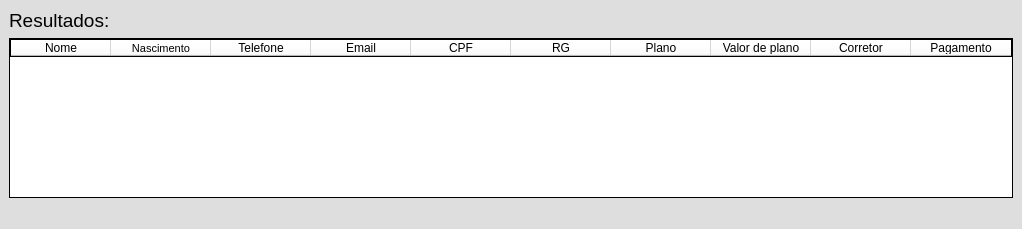
E-Fernandez-Albuquerque/Projeto_IF, file consulta.ui: the form before one commit.
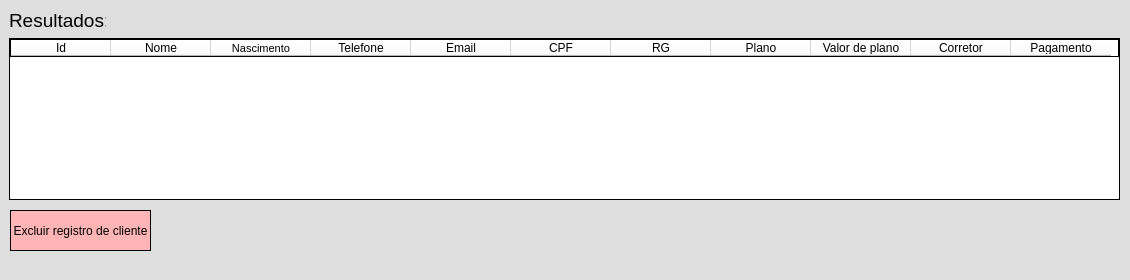
The form after the commit.

Diff of the .ui file:
```diff
--- a/consulta.ui
+++ b/consulta.ui
@@ -6,10 +6,28 @@
    <rect>
     <x>0</x>
     <y>0</y>
-    <width>1022</width>
-    <height>229</height>
+    <width>1130</width>
+    <height>280</height>
    </rect>
   </property>
+  <property name="sizePolicy">
+   <sizepolicy hsizetype="Fixed" vsizetype="Fixed">
+    <horstretch>0</horstretch>
+    <verstretch>0</verstretch>
+   </sizepolicy>
+  </property>
+  <property name="minimumSize">
+   <size>
+    <width>1130</width>
+    <height>280</height>
+   </size>
+  </property>
+  <property name="maximumSize">
+   <size>
+    <width>1130</width>
+    <height>280</height>
+   </size>
+  </property>
   <property name="windowTitle">
    <string>Resultados</string>
   </property>
@@ -17,9 +35,15 @@
    <string notr="true">background-color: rgb(222, 222, 222);</string>
   </property>
   <widget class="QWidget" name="centralwidget">
-   <layout class="QVBoxLayout" name="verticalLayout">
-    <item>
      <widget class="QLabel" name="resultado_pesquisa">
+    <property name="geometry">
+     <rect>
+      <x>9</x>
+      <y>9</y>
+      <width>97</width>
+      <height>23</height>
+     </rect>
+    </property>
       <property name="font">
        <font>
         <pointsize>14</pointsize>
@@ -29,9 +53,15 @@
        <string>Resultados:</string>
       </property>
      </widget>
-    </item>
-    <item>
      <widget class="QTableWidget" name="lista_resultados">
+    <property name="geometry">
+     <rect>
+      <x>9</x>
+      <y>38</y>
+      <width>1111</width>
+      <height>162</height>
+     </rect>
+    </property>
       <property name="layoutDirection">
        <enum>Qt::LeftToRight</enum>
       </property>
@@ -75,6 +105,11 @@
       <attribute name="verticalHeaderHighlightSections">
        <bool>false</bool>
       </attribute>
+    <column>
+     <property name="text">
+      <string>Id</string>
+     </property>
+    </column>
       <column>
        <property name="text">
         <string>Nome</string>
@@ -134,8 +169,23 @@
        </property>
       </column>
      </widget>
-    </item>
-   </layout>
+   <widget class="QPushButton" name="excluir">
+    <property name="geometry">
+     <rect>
+      <x>10</x>
+      <y>210</y>
+      <width>141</width>
+      <height>41</height>
+     </rect>
+    </property>
+    <property name="styleSheet">
+     <string notr="true">border: 1px solid rgb(0,0,0);
+background-color: rgb(255, 181, 181);</string>
+    </property>
+    <property name="text">
+     <string>Excluir registro de cliente</string>
+    </property>
+   </widget>
   </widget>
   <widget class="QStatusBar" name="statusbar"/>
  </widget>
```
Lines whose indentation alone changed are shown as unchanged.
